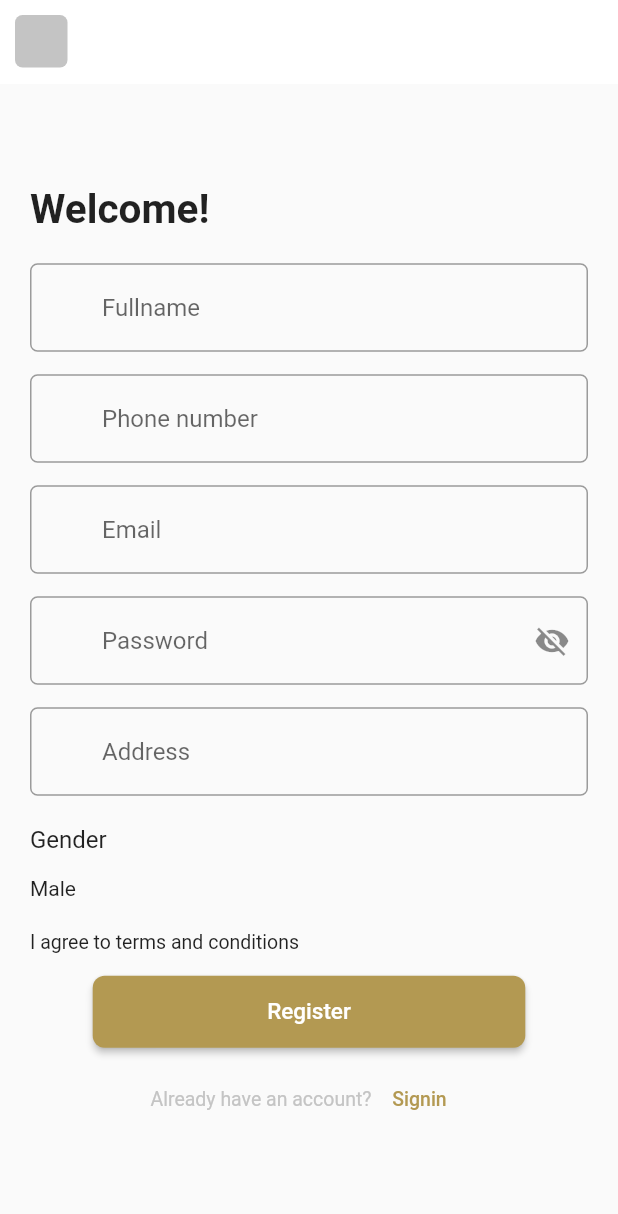
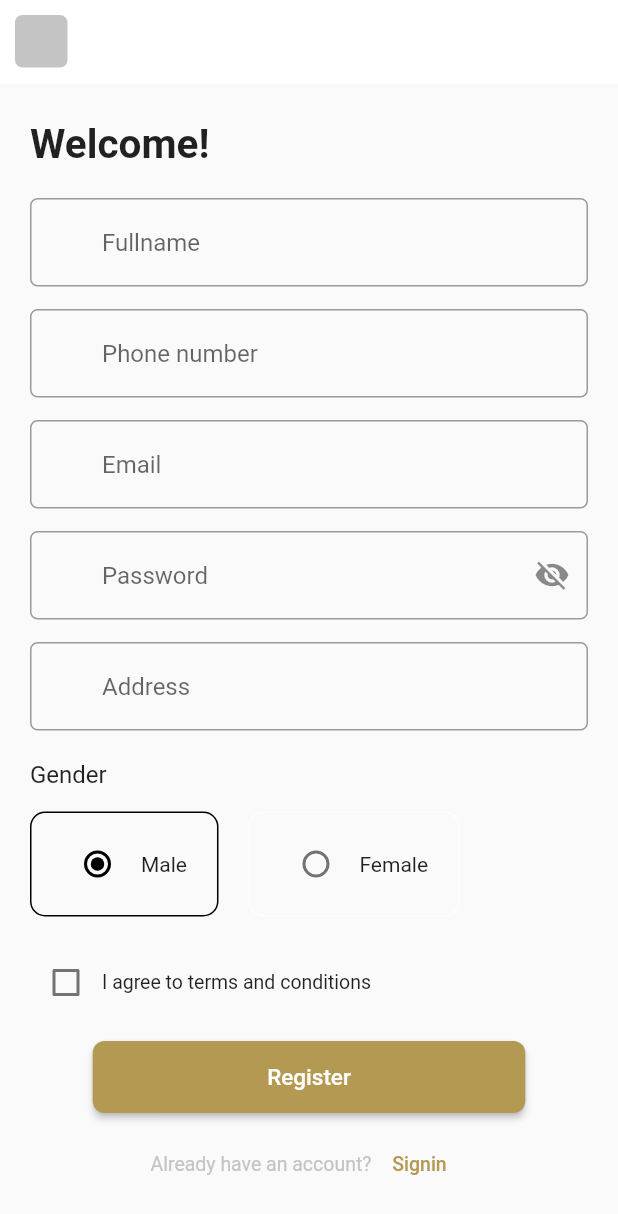
Before and after one commit to sarayasser77/facility_management_final, a Flutter app: the RegisterView screen opened by its route, on a phone screen of 412 x 824 dp. Shown: the top 1214 px of the screen. Run offline on Flutter 3.47's test engine with Material 2 defaults, Android fonts, the light colour scheme and no system bars; our stand-ins replace go_router, google_fonts.

Commit message:
add radio button

```diff
--- /dev/null
+++ b/lib/core/shared_widgets/check_button.dart
@@ -0,0 +1,35 @@
+import 'package:facility_management/constants.dart';
+import 'package:flutter/material.dart';
+
+import '../utilies/styles.dart';
+
+class CheckButtom extends StatefulWidget {
+  const CheckButtom({Key? key}) : super(key: key);
+
+  @override
+  State<CheckButtom> createState() => _CheckButtomState();
+}
+
+class _CheckButtomState extends State<CheckButtom> {
+  bool isChecked = false;
+  @override
+  Widget build(BuildContext context) {
+    return Row(
+      children: [
+        Checkbox(
+            value: isChecked,
+            activeColor: kPrimaryColor,
+            onChanged: (newBool){
+              setState(() {
+                isChecked = newBool!;
+              });
+            }
+        ),
+        Text(
+          'I agree to terms and conditions',
+          style: Styles.textStyle22.copyWith(fontSize: 13),
+        ),
+      ],
+    );
+  }
+}
--- a/lib/core/shared_widgets/custom_buttom.dart
+++ b/lib/core/shared_widgets/custom_buttom.dart
@@ -12,6 +12,7 @@ class CustomButton extends StatelessWidget {
         required this.text,
         this.fontSized,
        required this.func,
+        this.isChecked,
       })
       : super(key: key);
 
@@ -21,6 +22,7 @@ class CustomButton extends StatelessWidget {
   final double? fontSized;
   final String text;
   final VoidCallback func;
+  final bool? isChecked;
   @override
   Widget build(BuildContext context) {
     return Center(
--- /dev/null
+++ b/lib/core/shared_widgets/radio_buttom.dart
@@ -0,0 +1,84 @@
+import 'package:facility_management/constants.dart';
+import 'package:flutter/material.dart';
+
+import '../utilies/styles.dart';
+
+class RadioCheck extends StatefulWidget {
+  const RadioCheck({Key? key}) : super(key: key);
+
+  @override
+  State<RadioCheck> createState() => _RadioCheckState();
+}
+
+class _RadioCheckState extends State<RadioCheck> {
+  int _selectedValue = 1;
+
+  @override
+  Widget build(BuildContext context) {
+    return Row(
+      children: [
+        Container(
+         padding: EdgeInsets.symmetric(vertical: 10 , horizontal: 20),
+          decoration: BoxDecoration(
+            shape: BoxShape.rectangle,
+            border: Border.all(
+              color: _selectedValue == 1 ? Colors.black : Colors.white70, // Customize the border color for the selected and unselected states
+              width: 1, // Adjust the border width as needed
+            ),
+            borderRadius: BorderRadius.circular(10),
+          ),
+          child: Row(
+            children: [
+              Radio(
+                activeColor: Colors.black,
+                value: 1,
+                groupValue: _selectedValue,
+                onChanged: (value) {
+                  setState(() {
+                    _selectedValue = value as int;
+                  });
+                },
+              ),
+              SizedBox(width: 5,),
+              Text(
+                'Male',
+                style: Styles.textStyle22.copyWith(fontSize: 14),
+              ),
+            ],
+          ),
+        ),
+        SizedBox(width: 20,),
+        Container(
+          padding: EdgeInsets.symmetric(vertical: 10 , horizontal: 20),
+          decoration: BoxDecoration(
+            shape: BoxShape.rectangle,
+            border: Border.all(
+              color: _selectedValue == 2 ? Colors.black : Colors.white70, // Customize the border color for the selected and unselected states
+              width: 1, // Adjust the border width as needed
+            ),
+            borderRadius: BorderRadius.circular(10),
+          ),
+          child: Row(
+            children: [
+              Radio(
+                activeColor: Colors.black,
+                value: 2,
+                groupValue: _selectedValue,
+                onChanged: (value) {
+                  setState(() {
+                    _selectedValue = value as int;
+                  });
+                },
+              ),
+              SizedBox(width: 5,),
+              Text(
+                'Female',
+                style: Styles.textStyle22.copyWith(fontSize: 14),
+              ),
+            ],
+          ),
+        ),
+      ],
+    );
+  }
+}
--- a/lib/features/auth/presentation/views/widgets/register_body.dart
+++ b/lib/features/auth/presentation/views/widgets/register_body.dart
@@ -1,8 +1,10 @@
 import 'package:facility_management/core/utilies/styles.dart';
+import 'package:facility_management/core/shared_widgets/radio_buttom.dart';
 import 'package:flutter/material.dart';
 import 'package:go_router/go_router.dart';
 
 import '../../../../../constants.dart';
+import '../../../../../core/shared_widgets/check_button.dart';
 import '../../../../../core/shared_widgets/custom_buttom.dart';
 import '../../../../../core/shared_widgets/text_field.dart';
 
@@ -16,6 +18,7 @@ class RegisterBody extends StatefulWidget {
 var emailController = TextEditingController();
 var passwordController = TextEditingController();
 bool isPasswordVisible = false;
+bool _isChecked = false;
 class _RegisterBodyState extends State<RegisterBody> {
   @override
   Widget build(BuildContext context) {
@@ -82,34 +85,21 @@ class _RegisterBodyState extends State<RegisterBody> {
                 const SizedBox(
                   height: 15.0,
                 ),
-                Row(
-                  children: [
-                  Text(
-                    'Male',
-                    style: Styles.textStyle22.copyWith(fontSize: 14),
-                  ),
-                  ],
-                ),
+                RadioCheck(),
                 const SizedBox(
                   height: 20.0,
                 ),
-                Row(
-                  children: [
-
-                    Text(
-                      'I agree to terms and conditions',
-                      style: Styles.textStyle22.copyWith(fontSize: 13),
-                    ),
-                  ],
-                ),
+                CheckButtom(),
                 SizedBox(
                   height: 15,
                 ),
                 CustomButton(
                   backgroundColor: kPrimaryColor,
                   text: 'Register',
+                  // isChecked: _isChecked,
                   func: () {
                     GoRouter.of(context).push('/verifyView');
+                    // isChecked ? GoRouter.of(context).push('/verifyView') : print('You should agree on this');
                   },
                 ),
                 const SizedBox(
```
